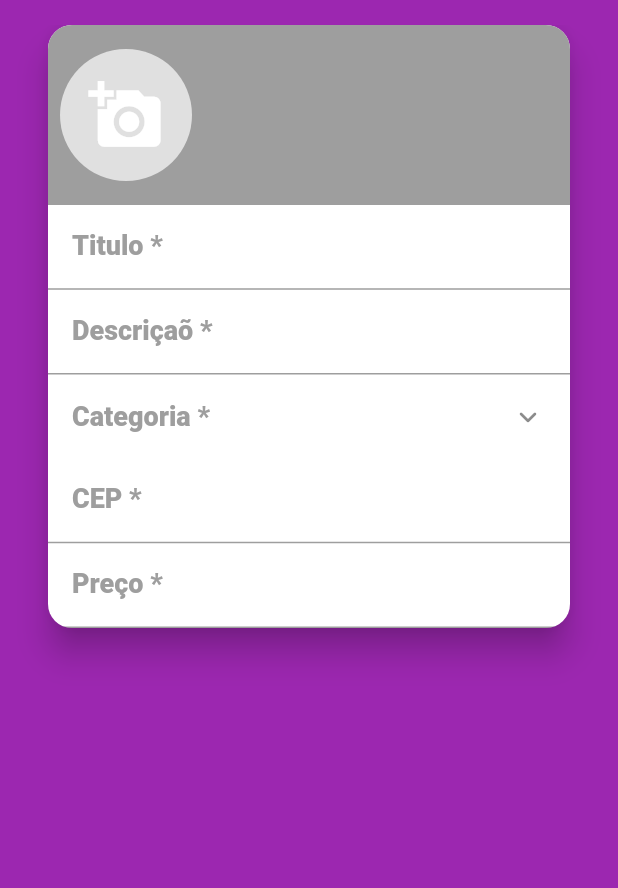
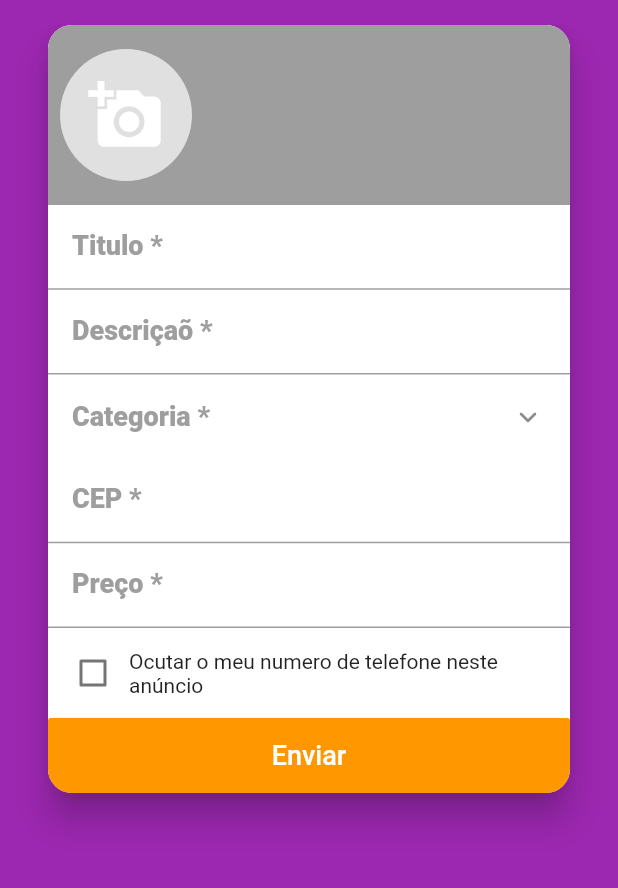
Before and after one commit to nevitonviana/clone_olx_mobx, a Flutter app: the screen it shows after launch, swiped to page 2, on a phone screen of 412 x 824 dp, the part 59-947 px from its top. Run offline on Flutter 3.47's test engine with Material 2 defaults, Android fonts, the phone set to English and light mode, and no system bars; our stand-ins replace brasil_fields, dio, flutter_mobx, get_it, image_cropper, image_picker and 3 more; generated files the repository leaves out were written again; network calls fail.

Commit message:
screen conpletion

```diff
--- a/lib/screens/announcement/announcement_screen.dart
+++ b/lib/screens/announcement/announcement_screen.dart
@@ -1,12 +1,13 @@
 import 'package:brasil_fields/brasil_fields.dart';
 import 'package:flutter/material.dart';
 import 'package:flutter/services.dart';
-import 'package:olx_clone/screens/announcement/conponents/category_field.dart';
 
 import '/components/custom_drawer/custom_drawer.dart';
 import '/stores/announcement_store/announcement_store.dart';
-import 'conponents/cep_field.dart';
-import 'conponents/images_field.dart';
+import 'components/category_field.dart';
+import 'components/cep_field.dart';
+import 'components/hide_phone_field.dart';
+import 'components/images_field.dart';
 
 class AnnouncementScreen extends StatelessWidget {
   const AnnouncementScreen({Key? key}) : super(key: key);
@@ -37,6 +38,7 @@ class AnnouncementScreen extends StatelessWidget {
           ),
           elevation: 9,
           child: Column(
+            crossAxisAlignment: CrossAxisAlignment.stretch,
             mainAxisSize: MainAxisSize.min,
             children: [
               ImagesField(
@@ -73,6 +75,21 @@ class AnnouncementScreen extends StatelessWidget {
                   prefixText: 'R\$ ',
                 ),
               ),
+              HidePhoneField(
+                announcementStoreController: _announcementStoreController,
+              ),
+              MaterialButton(
+                onPressed: () {},
+                child: Text(
+                  "Enviar",
+                  style: TextStyle(fontSize: 18),
+                ),
+                height: 50,
+                textColor: Colors.white,
+                disabledColor: Colors.orange.withAlpha(120),
+                materialTapTargetSize: MaterialTapTargetSize.shrinkWrap,
+                color: Colors.orange,
+              ),
             ],
           ),
         ),
--- /dev/null
+++ b/lib/screens/announcement/components/hide_phone_field.dart
@@ -0,0 +1,33 @@
+import 'package:flutter/material.dart';
+import 'package:flutter_mobx/flutter_mobx.dart';
+import 'package:olx_clone/stores/announcement_store/announcement_store.dart';
+
+class HidePhoneField extends StatelessWidget {
+  final AnnouncementStoreController announcementStoreController;
+  const HidePhoneField({Key? key, required this.announcementStoreController})
+      : super(key: key);
+
+  @override
+  Widget build(BuildContext context) {
+    return Padding(
+      padding: const EdgeInsets.all(6),
+      child: Row(
+        children: [
+          Observer(
+            builder: (_) => Checkbox(
+              activeColor: Colors.purple,
+              value: announcementStoreController.hidePhone,
+              onChanged: (value) =>
+                  announcementStoreController.setHidePhone(value!),
+            ),
+          ),
+          Expanded(
+            child: Text(
+              "Ocutar o meu numero de telefone neste anúncio",
+            ),
+          ),
+        ],
+      ),
+    );
+  }
+}
--- a/lib/stores/announcement_store/announcement_store.dart
+++ b/lib/stores/announcement_store/announcement_store.dart
@@ -14,4 +14,10 @@ abstract class _AnnouncementStoreControllerBase with Store {
 
   @action
   void setCategory(Category value) => category = value;
+
+  @observable
+  bool hidePhone = false;
+
+  @action
+  void setHidePhone(bool value) => hidePhone = value;
 }
```
Also changed, not shown: lib/screens/announcement/components/category_field.dart (renamed from lib/screens/announcement/conponents/category_field.dart), lib/screens/announcement/components/cep_field.dart (renamed from lib/screens/announcement/conponents/cep_field.dart), lib/screens/announcement/components/image_dialog.dart (renamed from lib/screens/announcement/conponents/image_dialog.dart), lib/screens/announcement/components/image_source_model.dart (renamed from lib/screens/announcement/conponents/image_source_model.dart), lib/screens/announcement/components/images_field.dart (renamed from lib/screens/announcement/conponents/images_field.dart), lib/stores/announcement_store/announcement_store.g.dart.
